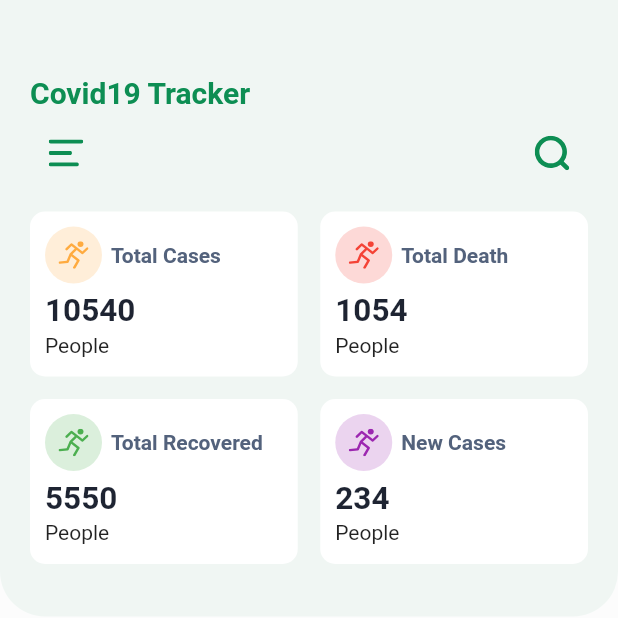
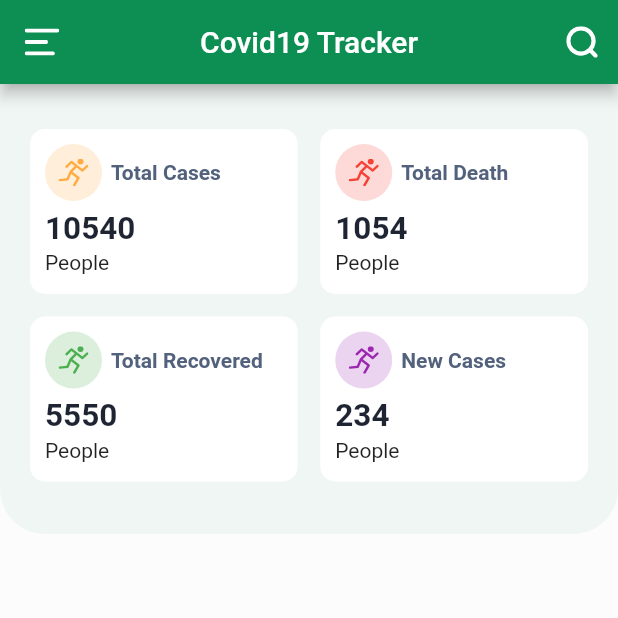
Before and after one commit to Rezuanul-Islam-Fahim/covid19_tracker, a Flutter app: the screen it shows after launch, on a phone screen of 412 x 824 dp, the top half of it. Run offline on Flutter 3.47's test engine with Material 2 defaults, Android fonts, the light colour scheme and no system bars; our stand-ins replace flutter_svg.

Commit message:
Change appbar style and position

```diff
--- a/lib/screens/homeScreen/homeScreen.dart
+++ b/lib/screens/homeScreen/homeScreen.dart
@@ -2,7 +2,6 @@ import 'package:flutter/material.dart';
 import 'package:flutter_svg/flutter_svg.dart';
 
 import '../../constant.dart';
-import '../../theme.dart';
 import './components/updateSection.dart';
 
 class HomeScreen extends StatefulWidget {
@@ -14,10 +13,35 @@ class _HomeScreenState extends State<HomeScreen> {
   @override
   Widget build(BuildContext context) {
     return Scaffold(
+      appBar: AppBar(
+        title: Text('Covid19 Tracker'),
+        centerTitle: true,
+        backgroundColor: kPrimaryColor,
+        leading: IconButton(
+          icon: SvgPicture.asset(
+            'assets/icons/menu.svg',
+            width: 23,
+            color: Colors.white,
+          ),
+          splashRadius: 22,
+          onPressed: () {},
+        ),
+        actions: <Widget>[
+          IconButton(
+            icon: SvgPicture.asset(
+              'assets/icons/search.svg',
+              width: 21,
+              color: Colors.white,
+            ),
+            splashRadius: 22,
+            onPressed: () {},
+          ),
+        ],
+      ),
       body: Column(
         children: <Widget>[
           Container(
-            padding: EdgeInsets.fromLTRB(20, 50, 20, 25),
+            padding: EdgeInsets.fromLTRB(20, 15, 20, 25),
             decoration: BoxDecoration(
               color: kPrimaryColor.withOpacity(0.05),
               borderRadius: BorderRadius.only(
@@ -25,38 +49,7 @@ class _HomeScreenState extends State<HomeScreen> {
                 bottomRight: Radius.circular(30),
               ),
             ),
-            width: double.infinity,
-            child: Column(
-              crossAxisAlignment: CrossAxisAlignment.start,
-              children: <Widget>[
-                Text('Covid19 Tracker', style: appBarTitle),
-                SizedBox(height: 5),
-                Row(
-                  mainAxisAlignment: MainAxisAlignment.spaceBetween,
-                  children: <Widget>[
-                    IconButton(
-                      icon: SvgPicture.asset(
-                        'assets/icons/menu.svg',
-                        width: 23,
-                      ),
-                      color: kPrimaryColor,
-                      splashRadius: 23,
-                      onPressed: () {},
-                    ),
-                    IconButton(
-                      icon: SvgPicture.asset(
-                        'assets/icons/search.svg',
-                        width: 23,
-                      ),
-                      color: kPrimaryColor,
-                      splashRadius: 23,
-                      onPressed: () {},
-                    ),
-                  ],
-                ),
-                UpdateSection(),
-              ],
-            ),
+            child: UpdateSection(),
           ),
         ],
       ),
--- a/lib/theme.dart
+++ b/lib/theme.dart
@@ -4,6 +4,9 @@ import './constant.dart';
 
 ThemeData get appTheme => ThemeData(
       scaffoldBackgroundColor: kBackgroundColor,
+      appBarTheme: ThemeData.light().appBarTheme.copyWith(
+            brightness: Brightness.dark,
+          ),
       textTheme: ThemeData.light().textTheme.copyWith(
             headline2: TextStyle(
               color: kTextColor,
```
